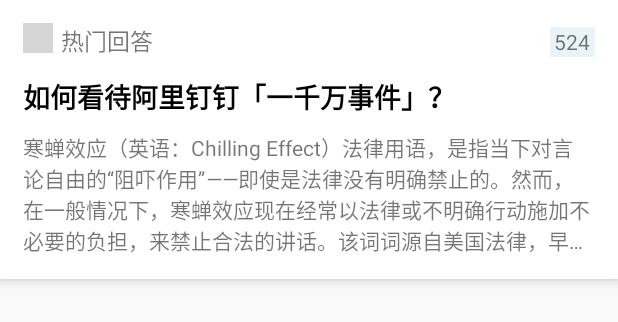
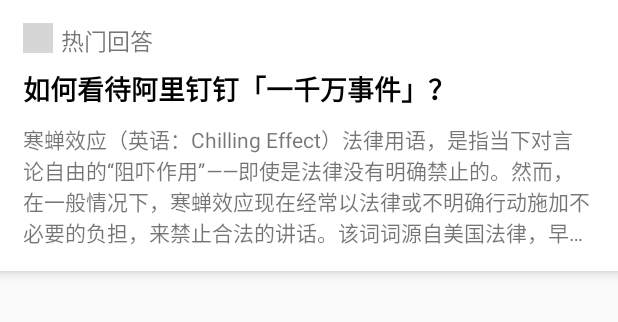
Before and after one commit to beginblue/APP-Demo3, an Android app: the layout listitem.xml on its own in the app's theme, with its tools: preview values and no code run, on a phone screen of 412 x 824 dp. Shown: the top 322 px of the screen. Run offline under Robolectric (Android 15) with nearby library versions, the phone set to English and light mode, and no system bars; grey boxes are pictures that could not be loaded.

```diff
--- a/app/src/main/res/layout/listitem.xml
+++ b/app/src/main/res/layout/listitem.xml
@@ -35,24 +35,24 @@
             android:text="热门回答"
             android:textSize="15sp"/>
 
-        <RelativeLayout
-            android:layout_width="30dp"
-            android:layout_height="20dp"
-            android:layout_alignParentEnd="true"
-            android:layout_alignParentRight="true"
-            android:layout_centerInParent="true"
-            android:layout_marginTop="5dp"
-            android:background="#e9f3f8"
-            >
+        <!--<RelativeLayout-->
+            <!--android:layout_width="30dp"-->
+            <!--android:layout_height="20dp"-->
+            <!--android:layout_alignParentEnd="true"-->
+            <!--android:layout_alignParentRight="true"-->
+            <!--android:layout_centerInParent="true"-->
+            <!--android:layout_marginTop="5dp"-->
+            <!--android:background="#e9f3f8"-->
+            <!--&gt;-->
 
-            <TextView
-                android:id="@+id/item_good"
-                android:layout_width="wrap_content"
-                android:layout_height="wrap_content"
-                android:layout_centerInParent="true"
-                android:text="524"
-                android:textAlignment="center"/>
-        </RelativeLayout>
+            <!--<TextView-->
+                <!--android:id="@+id/item_good"-->
+                <!--android:layout_width="wrap_content"-->
+                <!--android:layout_height="wrap_content"-->
+                <!--android:layout_centerInParent="true"-->
+                <!--android:text="524"-->
+                <!--android:textAlignment="center"/>-->
+        <!--</RelativeLayout>-->
     </RelativeLayout>
 
     <TextView
```
Also changed, not shown: app/src/main/java/exercises/blue/demoagain/MainActvity/MainActivity.java (+8 -30 lines), app/src/main/java/exercises/blue/demoagain/friendsFragment/fragmentFriends.java (+12 -4 lines), app/src/main/java/exercises/blue/demoagain/friendsFragment/friendsRecyclerAdapter.java (+6 -9 lines), app/src/main/java/exercises/blue/demoagain/userdata/friendsDatum.java (+22 -10 lines).
